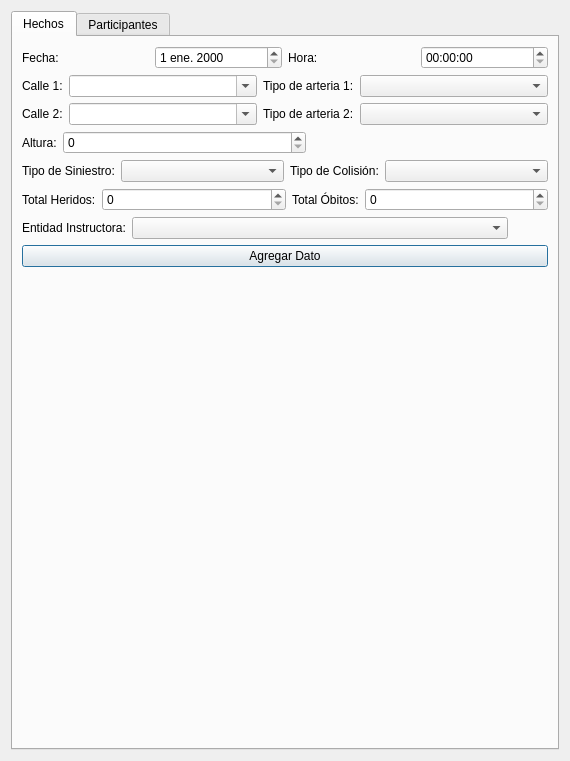
Before: the Qt Designer form designer/gui_feu.ui in IvanBodnar/feu, drawn with Qt 5.
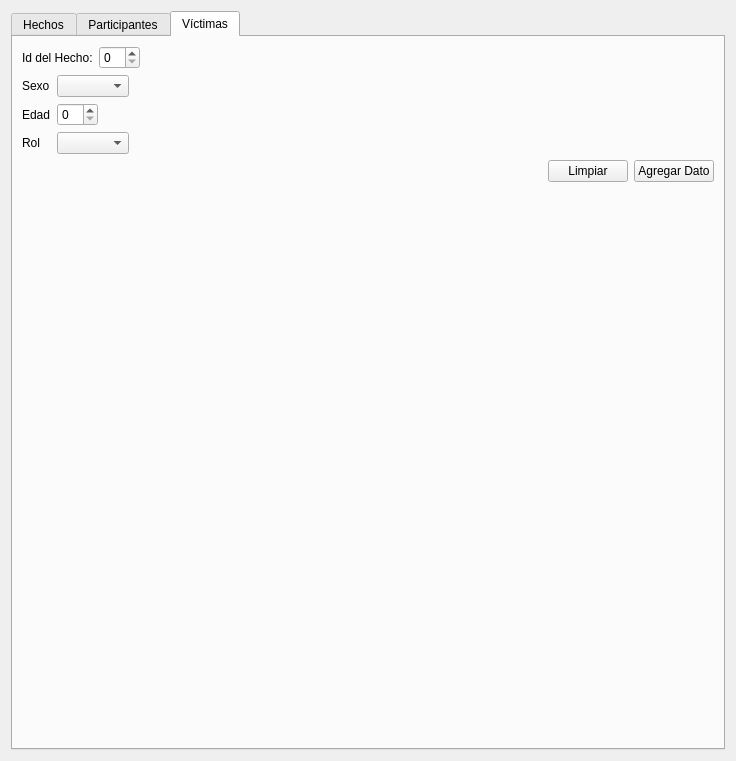
After: the same form once the commit is applied. The open tabs and pages were chosen to show the change.

Commit message: Agregada tabla victimas

```diff
--- a/designer/gui_feu.ui
+++ b/designer/gui_feu.ui
@@ -6,7 +6,7 @@
    <rect>
     <x>0</x>
     <y>0</y>
-    <width>570</width>
+    <width>736</width>
     <height>761</height>
    </rect>
   </property>
@@ -162,6 +162,9 @@
              <verstretch>0</verstretch>
             </sizepolicy>
            </property>
+           <property name="maximum">
+            <number>15000</number>
+           </property>
           </widget>
          </item>
          <item>
@@ -181,22 +184,6 @@
        </item>
        <item>
         <layout class="QHBoxLayout" name="horizontalLayout_4">
-         <item>
-          <widget class="QLabel" name="label_11">
-           <property name="sizePolicy">
-            <sizepolicy hsizetype="Maximum" vsizetype="Preferred">
-             <horstretch>0</horstretch>
-             <verstretch>0</verstretch>
-            </sizepolicy>
-           </property>
-           <property name="text">
-            <string>Tipo de Siniestro:</string>
-           </property>
-          </widget>
-         </item>
-         <item>
-          <widget class="QComboBox" name="tipoSiniestro_comboBox"/>
-         </item>
          <item>
           <widget class="QLabel" name="label_10">
            <property name="sizePolicy">
@@ -213,6 +200,19 @@
          <item>
           <widget class="QComboBox" name="tipoColision_comboBox"/>
          </item>
+         <item>
+          <spacer name="horizontalSpacer_9">
+           <property name="orientation">
+            <enum>Qt::Horizontal</enum>
+           </property>
+           <property name="sizeHint" stdset="0">
+            <size>
+             <width>40</width>
+             <height>20</height>
+            </size>
+           </property>
+          </spacer>
+         </item>
         </layout>
        </item>
        <item>
@@ -461,6 +461,147 @@
        </item>
       </layout>
      </widget>
+     <widget class="QWidget" name="tab">
+      <attribute name="title">
+       <string>Víctimas</string>
+      </attribute>
+      <layout class="QVBoxLayout" name="verticalLayout_4">
+       <item>
+        <layout class="QHBoxLayout" name="horizontalLayout_10">
+         <item>
+          <widget class="QLabel" name="label_17">
+           <property name="sizePolicy">
+            <sizepolicy hsizetype="Maximum" vsizetype="Preferred">
+             <horstretch>0</horstretch>
+             <verstretch>0</verstretch>
+            </sizepolicy>
+           </property>
+           <property name="text">
+            <string>Id del Hecho:</string>
+           </property>
+          </widget>
+         </item>
+         <item>
+          <widget class="QSpinBox" name="idHecho_victimas_spinBox"/>
+         </item>
+         <item>
+          <spacer name="horizontalSpacer_6">
+           <property name="orientation">
+            <enum>Qt::Horizontal</enum>
+           </property>
+           <property name="sizeHint" stdset="0">
+            <size>
+             <width>40</width>
+             <height>20</height>
+            </size>
+           </property>
+          </spacer>
+         </item>
+        </layout>
+       </item>
+       <item>
+        <layout class="QGridLayout" name="gridLayout_2">
+         <item row="2" column="0">
+          <widget class="QLabel" name="label_20">
+           <property name="text">
+            <string>Rol</string>
+           </property>
+          </widget>
+         </item>
+         <item row="0" column="0">
+          <widget class="QLabel" name="label_18">
+           <property name="text">
+            <string>Sexo</string>
+           </property>
+          </widget>
+         </item>
+         <item row="1" column="0">
+          <widget class="QLabel" name="label_19">
+           <property name="text">
+            <string>Edad</string>
+           </property>
+          </widget>
+         </item>
+         <item row="1" column="1">
+          <widget class="QSpinBox" name="edad_spinBox">
+           <property name="sizePolicy">
+            <sizepolicy hsizetype="Maximum" vsizetype="Fixed">
+             <horstretch>0</horstretch>
+             <verstretch>0</verstretch>
+            </sizepolicy>
+           </property>
+           <property name="value">
+            <number>0</number>
+           </property>
+          </widget>
+         </item>
+         <item row="1" column="2">
+          <spacer name="horizontalSpacer_8">
+           <property name="orientation">
+            <enum>Qt::Horizontal</enum>
+           </property>
+           <property name="sizeHint" stdset="0">
+            <size>
+             <width>40</width>
+             <height>20</height>
+            </size>
+           </property>
+          </spacer>
+         </item>
+         <item row="0" column="1">
+          <widget class="QComboBox" name="sexo_comboBox"/>
+         </item>
+         <item row="2" column="1">
+          <widget class="QComboBox" name="rol_comboBox"/>
+         </item>
+        </layout>
+       </item>
+       <item>
+        <layout class="QHBoxLayout" name="horizontalLayout_11">
+         <item>
+          <spacer name="horizontalSpacer_7">
+           <property name="orientation">
+            <enum>Qt::Horizontal</enum>
+           </property>
+           <property name="sizeHint" stdset="0">
+            <size>
+             <width>40</width>
+             <height>20</height>
+            </size>
+           </property>
+          </spacer>
+         </item>
+         <item>
+          <widget class="QPushButton" name="clearVictima_pushButton">
+           <property name="text">
+            <string>Limpiar</string>
+           </property>
+          </widget>
+         </item>
+         <item>
+          <widget class="QPushButton" name="addVictima_pushButton">
+           <property name="text">
+            <string>Agregar Dato</string>
+           </property>
+          </widget>
+         </item>
+        </layout>
+       </item>
+       <item>
+        <spacer name="verticalSpacer_3">
+         <property name="orientation">
+          <enum>Qt::Vertical</enum>
+         </property>
+         <property name="sizeHint" stdset="0">
+          <size>
+           <width>20</width>
+           <height>506</height>
+          </size>
+         </property>
+        </spacer>
+       </item>
+      </layout>
+     </widget>
     </widget>
    </item>
   </layout>
```
Left out of the diff: 25 changed lines with no effect on the pictures. The commit also changes 4 other files.
